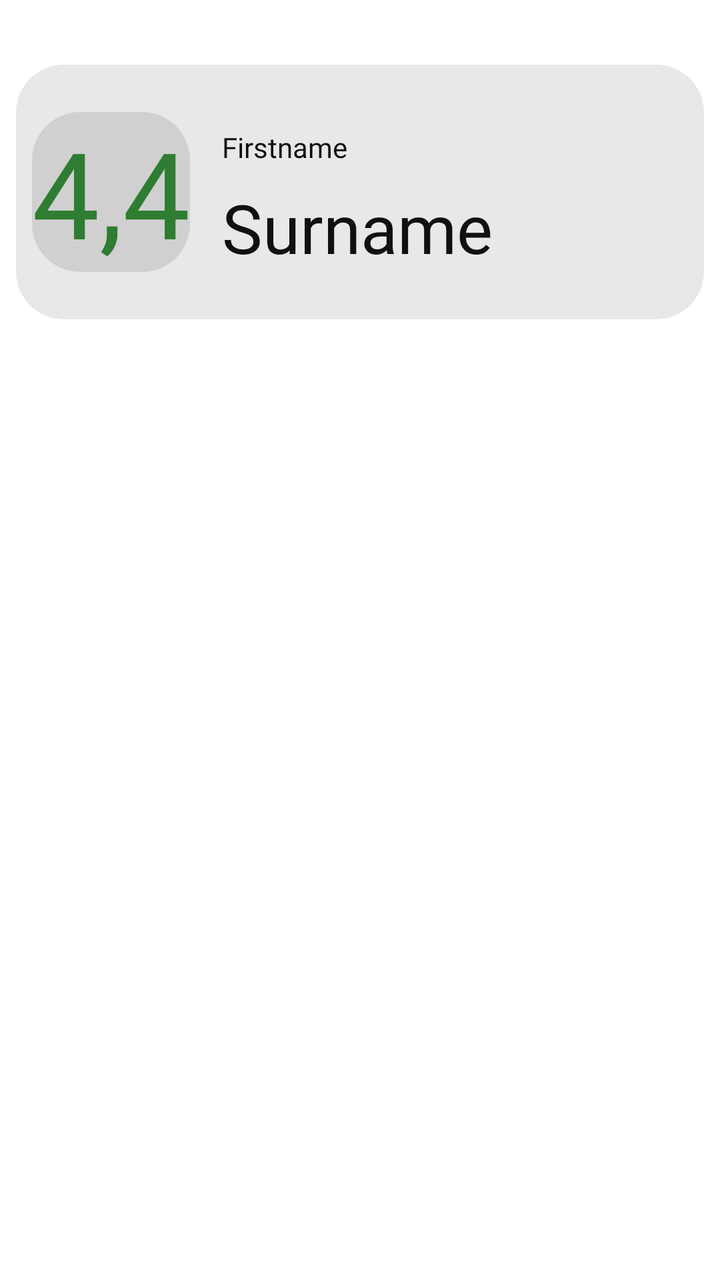
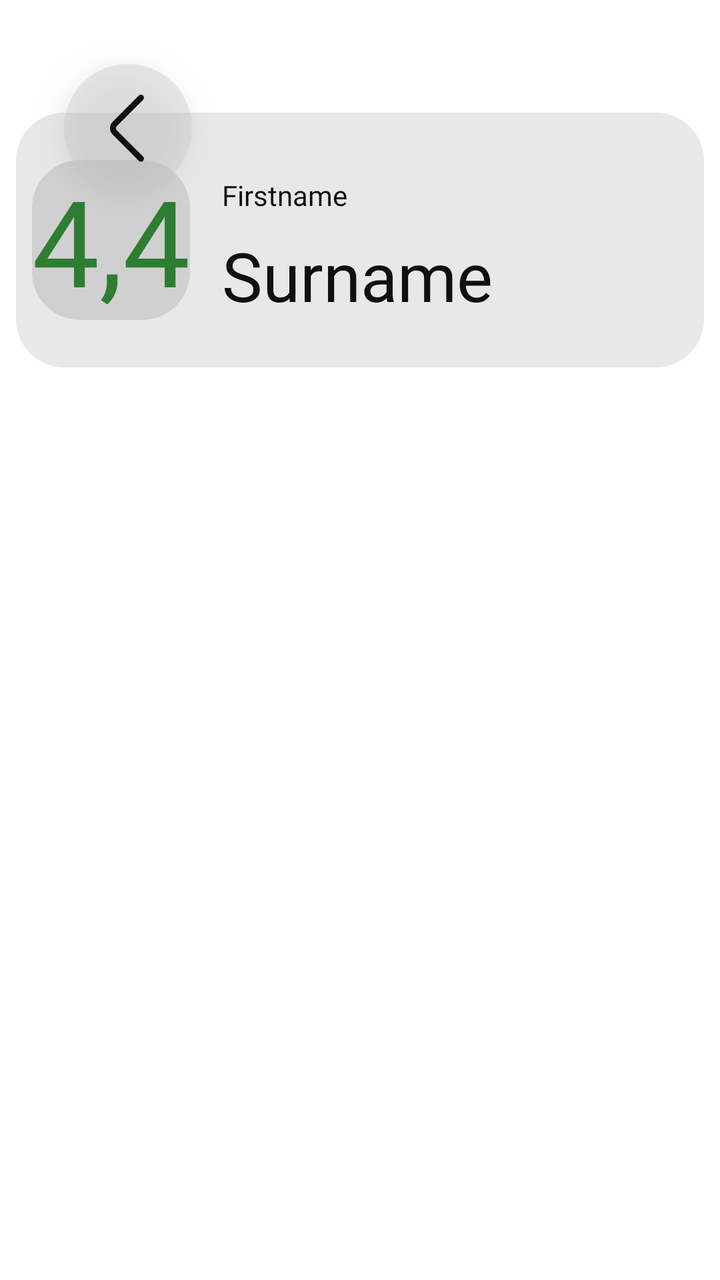

The first picture is an Android layout as it rendered before a commit; the second is the same layout after the commit. The layout source and the unified diff follow.
<!-- AndroidManifest.xml: application theme Theme.MyApplication_Java -->
<!-- res/layout/fragment_profile.xml -->
<?xml version="1.0" encoding="utf-8"?>
<androidx.constraintlayout.widget.ConstraintLayout xmlns:android="http://schemas.android.com/apk/res/android"
    xmlns:app="http://schemas.android.com/apk/res-auto"
    android:layout_width="match_parent"
    android:layout_height="match_parent"
    android:background="@color/surface">

    <TextView
        android:id="@+id/header_background"
        android:layout_width="0dp"
        android:layout_height="0dp"
        android:layout_marginStart="8dp"
        android:layout_marginTop="-24dp"
        android:layout_marginEnd="8dp"
        android:layout_marginBottom="-24dp"
        android:background="@drawable/rounded_box"
        android:paddingTop="8dp"
        android:paddingBottom="8dp"
        app:layout_constraintBottom_toBottomOf="@+id/averageRatingBackground"
        app:layout_constraintEnd_toEndOf="parent"
        app:layout_constraintStart_toStartOf="parent"
        app:layout_constraintTop_toTopOf="@+id/averageRatingBackground" />

    <TextView
        android:id="@+id/averageRatingBackground"
        android:layout_width="wrap_content"
        android:layout_height="wrap_content"
        android:layout_marginStart="8dp"
        android:layout_marginTop="56dp"
        android:background="@drawable/rounded_box_light"
        android:fontFamily="@font/inter_bold"
        android:text="4,4"
        android:textColor="@color/accent_positive"
        android:textSize="60sp"
        app:layout_constraintStart_toStartOf="@+id/header_background"
        app:layout_constraintTop_toTopOf="parent" />

    <TextView
        android:id="@+id/name"
        android:layout_width="wrap_content"
        android:layout_height="wrap_content"
        android:layout_marginStart="16dp"
        android:layout_marginTop="8dp"
        android:fontFamily="@font/inter_bold"
        android:text="Firstname"
        android:textColor="@color/text_primary"
        app:layout_constraintStart_toEndOf="@+id/averageRatingBackground"
        app:layout_constraintTop_toTopOf="@+id/averageRatingBackground" />

    <TextView
        android:id="@+id/surname"
        android:layout_width="wrap_content"
        android:layout_height="wrap_content"
        android:layout_marginStart="16dp"
        android:layout_marginTop="8dp"
        android:fontFamily="@font/inter_bold"
        android:text="Surname"
        android:textColor="@color/text_primary"
        android:textSize="34sp"
        app:layout_constraintStart_toEndOf="@+id/averageRatingBackground"
        app:layout_constraintTop_toBottomOf="@+id/name" />

    <androidx.recyclerview.widget.RecyclerView
        android:id="@+id/semester_list"
        android:layout_width="0dp"
        android:layout_height="0dp"
        android:layout_marginStart="16dp"
        android:layout_marginEnd="16dp"
        android:layout_marginBottom="8dp"
        app:layout_constraintBottom_toBottomOf="parent"
        app:layout_constraintEnd_toEndOf="parent"
        app:layout_constraintStart_toStartOf="parent"
        app:layout_constraintTop_toBottomOf="@id/lecture_list">

    </androidx.recyclerview.widget.RecyclerView>

    <androidx.recyclerview.widget.RecyclerView
        android:id="@+id/lecture_list"
        android:layout_width="0dp"
        android:layout_height="wrap_content"
        android:layout_marginStart="16dp"
        android:layout_marginTop="8dp"
        app:layout_constraintBottom_toTopOf="@+id/semester_list"
        app:layout_constraintEnd_toEndOf="parent"
        app:layout_constraintStart_toStartOf="parent"
        app:layout_constraintTop_toBottomOf="@+id/header_background"/>

</androidx.constraintlayout.widget.ConstraintLayout>
<!-- resources referenced by this layout -->
<resources>
  <color name="accent_positive">#FF2E7D32</color>
  <color name="surface">#FFFFFFFF</color>
  <color name="text_primary">#FF101010</color>
  <!-- drawable rounded_box (drawable) -->
  <shape xmlns:android="http://schemas.android.com/apk/res/android">
  
      <solid android:color="@color/surface_container"/>
  
      <corners android:radius="24dp"/>
  
  </shape>
  <!-- drawable rounded_box_light (drawable) -->
  <?xml version="1.0" encoding="utf-8"?>
  <shape xmlns:android="http://schemas.android.com/apk/res/android">
  
      <solid android:color="@color/surface_container_high"/>
  
      <corners android:radius="24dp"/>
  
  </shape>
  <style name="Theme.MyApplication_Java" parent="Theme.MaterialComponents.DayNight.NoActionBar">
          
          <item name="colorPrimary">@color/text_primary</item>
          <item name="colorPrimaryVariant">@color/text_primary</item>
          <item name="colorOnPrimary">@color/text_on_inverse</item>
          <item name="colorSecondary">@color/text_primary</item>
          <item name="colorSecondaryVariant">@color/text_primary</item>
          <item name="colorOnSecondary">@color/text_on_inverse</item>
  
          
          <item name="android:windowBackground">@color/surface</item>
          <item name="colorSurface">@color/surface_container</item>
          <item name="colorOnSurface">@color/text_primary</item>
          <item name="colorError">@color/danger</item>
          <item name="colorOnError">@color/text_on_inverse</item>
  
          <item name="android:textColorPrimary">@color/text_primary</item>
          <item name="android:textColorSecondary">@color/text_muted</item>
          <item name="android:textColorHint">@color/text_hint</item>
  
          
          <item name="android:statusBarColor">@android:color/transparent</item>
          <item name="android:navigationBarColor">@android:color/transparent</item>
      </style>
  <color name="surface_container">#FFE8E8E8</color>
  <color name="surface_container_high">#FFD0D0D0</color>
  <color name="text_on_inverse">#FFFFFFFF</color>
  <color name="danger">#FFB3261E</color>
  <color name="text_muted">#FF5F5D5D</color>
  <color name="text_hint">#FF8A8A8A</color>
</resources>

<!-- the commit's change to res/layout/fragment_profile.xml (unified diff, before → after) -->
@@ -4,6 +4,19 @@
     android:layout_width="match_parent"
     android:layout_height="match_parent"
     android:background="@color/surface">
+
+    <ImageView
+        android:id="@+id/back_button"
+        android:elevation="10dp"
+        android:layout_width="64dp"
+        android:layout_height="64dp"
+        android:layout_marginStart="32dp"
+        android:layout_marginTop="32dp"
+        android:background="@drawable/search_button"
+        android:scaleType="center"
+        app:layout_constraintStart_toStartOf="parent"
+        app:layout_constraintTop_toTopOf="parent"
+        app:srcCompat="@drawable/go_back_icon" />
 
     <TextView
         android:id="@+id/header_background"
@@ -26,7 +39,7 @@
         android:layout_width="wrap_content"
         android:layout_height="wrap_content"
         android:layout_marginStart="8dp"
-        android:layout_marginTop="56dp"
+        android:layout_marginTop="80dp"
         android:background="@drawable/rounded_box_light"
         android:fontFamily="@font/inter_bold"
         android:text="4,4"
<!-- resource entries referenced after the edit -->
@@ -3,6 +3,19 @@
   <color name="accent_positive">#FF2E7D32</color>
   <color name="surface">#FFFFFFFF</color>
   <color name="text_primary">#FF101010</color>
+  <!-- drawable go_back_icon (drawable) -->
+  <vector xmlns:android="http://schemas.android.com/apk/res/android"
+      android:width="18dp"
+      android:height="33.6dp"
+      android:viewportWidth="15"
+      android:viewportHeight="28">
+    <path
+        android:pathData="M12.896,1.25L1.982,12.164C1.006,13.14 1.006,14.723 1.982,15.7L12.896,26.614"
+        android:strokeWidth="2.5"
+        android:fillColor="#00000000"
+        android:strokeColor="@color/icon_tint"
+        android:strokeLineCap="round" />
+  </vector>
   <!-- drawable rounded_box (drawable) -->
   <shape xmlns:android="http://schemas.android.com/apk/res/android">
   
@@ -19,6 +32,13 @@
   
       <corners android:radius="24dp"/>
   
+  </shape>
+  <!-- drawable search_button (drawable) -->
+  <?xml version="1.0" encoding="utf-8"?>
+  <shape xmlns:android="http://schemas.android.com/apk/res/android">
+      <solid android:color="@color/search_button_background"/>
+  
+      <corners android:radius="1000dp"/>
   </shape>
   <style name="Theme.MyApplication_Java" parent="Theme.MaterialComponents.DayNight.NoActionBar">
           
@@ -44,8 +64,10 @@
           <item name="android:statusBarColor">@android:color/transparent</item>
           <item name="android:navigationBarColor">@android:color/transparent</item>
       </style>
+  <color name="icon_tint">#FF101010</color>
   <color name="surface_container">#FFE8E8E8</color>
   <color name="surface_container_high">#FFD0D0D0</color>
+  <color name="search_button_background">#66C9C9C9</color>
   <color name="text_on_inverse">#FFFFFFFF</color>
   <color name="danger">#FFB3261E</color>
   <color name="text_muted">#FF5F5D5D</color>
